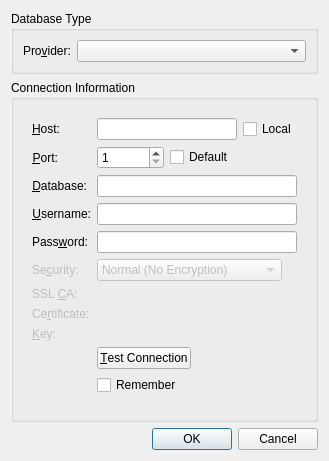
This is qtz/widgets/data/dialog-database-config.ui in soroush/Qtz as Qt 5 draws it before an edit. The edited form follows.
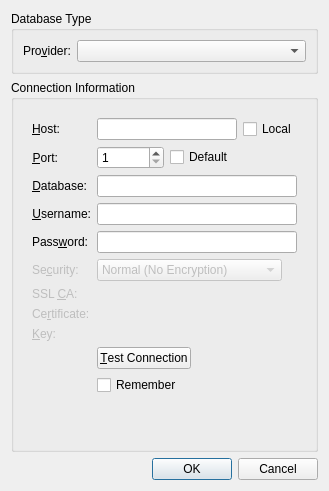
This is the edited form. Icons and pictures are not drawn. Custom widgets are drawn as their Qt base class.

What changed in the file:
```diff
--- a/qtz/widgets/data/dialog-database-config.ui
+++ b/qtz/widgets/data/dialog-database-config.ui
@@ -10,7 +10,7 @@
     <x>0</x>
     <y>0</y>
     <width>329</width>
-    <height>451</height>
+    <height>491</height>
    </rect>
   </property>
   <property name="sizePolicy">
```
